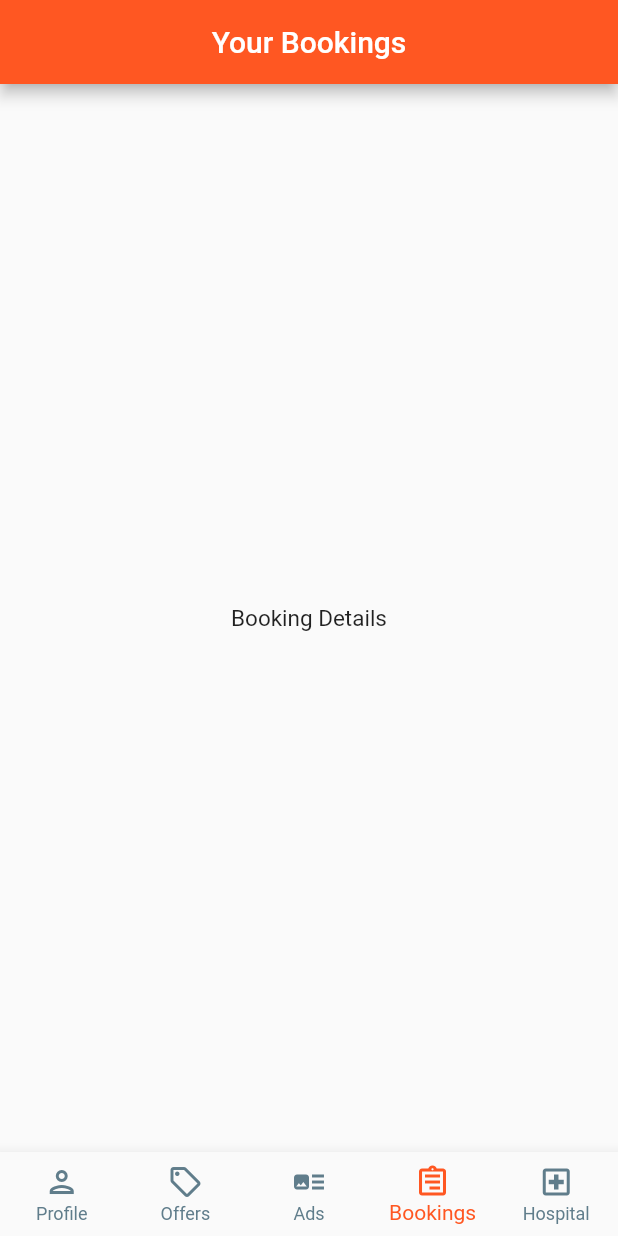
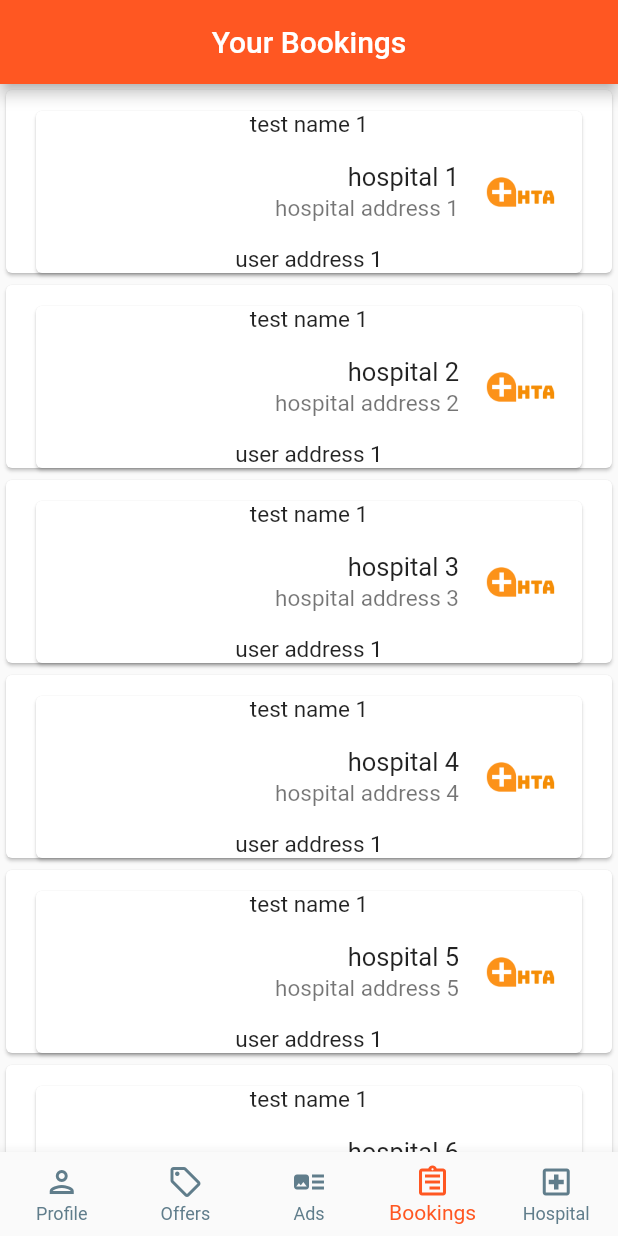
Before and after one commit to techakilan/hta-flutter, a Flutter app: the IndexController screen opened by its route, swiped to page 2, on a phone screen of 412 x 824 dp. Run offline on Flutter 3.47's test engine with Material 2 defaults, Android fonts, the phone set to English and light mode, and no system bars; our stand-ins replace easy_localization, google_maps_flutter, shared_preferences; accounts and stored records are empty; network calls fail.

```diff
--- a/lib/controllers/controllers_index.dart
+++ b/lib/controllers/controllers_index.dart
@@ -1,7 +1,6 @@
 import 'package:flutter/material.dart';
 import 'package:hta/pages/ad_index_page.dart';
-import 'package:hta/pages/bookings_user.dart';
-//import 'package:hta/pages/home_index_page.dart';
+import 'package:hta/pages/bookings_user_page.dart';
 import 'package:hta/pages/hospital_index_page.dart';
 import 'package:hta/pages/offers_index_page.dart';
 import 'package:hta/pages/profile_index_page.dart';
@@ -15,12 +14,10 @@ class _IndexControllerState extends State<IndexController> {
   PageController _pageController = PageController();
   List<Widget> _screens = [
     HospitalIndexPage(),
-    BookingsUser(),
+    BookingsUserPage(),
     AdsIndexPage(),
     OffersIndexPage(),
     ProfileIndexPage(),
-    //HomeMainPage(),
-    //WorkoutMainPage()
   ];
   int _selectedIndex = 0;
   void _onPageChanged(int selectedIndex) {
--- /dev/null
+++ b/lib/model/user_booking_model.dart
@@ -0,0 +1,10 @@
+import 'package:hta/model/health_test_model.dart';
+import 'package:hta/model/hospital_model.dart';
+
+class UserBookingModel {
+  HospitalModel hospital;
+  HealthTestModel healthTest;
+  String userAddress;
+
+  UserBookingModel(this.hospital, this.healthTest, this.userAddress);
+}
--- a/lib/pages/bookings_user.dart
+++ /dev/null
@@ -1,18 +0,0 @@
-import 'package:flutter/material.dart';
-
-class BookingsUser extends StatelessWidget {
-  @override
-  Widget build(BuildContext context) {
-    return Scaffold(
-      appBar: AppBar(
-        centerTitle: true,
-        title: Text('Your Bookings'),
-        automaticallyImplyLeading: false,
-      ),
-      body: Container(
-          child: Center(
-        child: Text('Booking Details'),
-      )),
-    );
-  }
-}
--- /dev/null
+++ b/lib/pages/bookings_user_page.dart
@@ -0,0 +1,219 @@
+import 'package:flutter/material.dart';
+import 'package:hta/model/health_test_model.dart';
+import 'package:hta/model/hospital_model.dart';
+import 'package:hta/model/user_booking_model.dart';
+import 'package:hta/pages/bookings_user_tile.dart';
+
+class BookingsUserPage extends StatefulWidget {
+  @override
+  _BookingsUserPageState createState() => _BookingsUserPageState();
+}
+
+class _BookingsUserPageState extends State<BookingsUserPage> {
+  List<UserBookingModel> bookingList = <UserBookingModel>[];
+
+  @override
+  void initState() {
+    super.initState();
+    bookingList.add(new UserBookingModel(
+        HospitalModel(
+          '1',
+          'hospital 1',
+          'This is a hospital with many tests',
+          'hospital address 1',
+          'assets/hta_logo.png',
+        ),
+        HealthTestModel(
+          '1',
+          'hospital 1',
+          'test name 1',
+          'test description 1',
+          'assets/hta_logo.png',
+        ),
+        'user address 1'));
+    bookingList.add(new UserBookingModel(
+        HospitalModel(
+          '2',
+          'hospital 2',
+          'This is a hospital with many tests',
+          'hospital address 2',
+          'assets/hta_logo.png',
+        ),
+        HealthTestModel(
+          '1',
+          'hospital 1',
+          'test name 1',
+          'test description 1',
+          'assets/hta_logo.png',
+        ),
+        'user address 1'));
+    bookingList.add(new UserBookingModel(
+        HospitalModel(
+          '3',
+          'hospital 3',
+          'This is a hospital with many tests',
+          'hospital address 3',
+          'assets/hta_logo.png',
+        ),
+        HealthTestModel(
+          '1',
+          'hospital 1',
+          'test name 1',
+          'test description 1',
+          'assets/hta_logo.png',
+        ),
+        'user address 1'));
+    bookingList.add(new UserBookingModel(
+        HospitalModel(
+          '4',
+          'hospital 4',
+          'This is a hospital with many tests',
+          'hospital address 4',
+          'assets/hta_logo.png',
+        ),
+        HealthTestModel(
+          '1',
+          'hospital 1',
+          'test name 1',
+          'test description 1',
+          'assets/hta_logo.png',
+        ),
+        'user address 1'));
+    bookingList.add(new UserBookingModel(
+        HospitalModel(
+          '5',
+          'hospital 5',
+          'This is a hospital with many tests',
+          'hospital address 5',
+          'assets/hta_logo.png',
+        ),
+        HealthTestModel(
+          '1',
+          'hospital 1',
+          'test name 1',
+          'test description 1',
+          'assets/hta_logo.png',
+        ),
+        'user address 1'));
+    bookingList.add(new UserBookingModel(
+        HospitalModel(
+          '6',
+          'hospital 6',
+          'This is a hospital with many tests',
+          'hospital address 6',
+          'assets/hta_logo.png',
+        ),
+        HealthTestModel(
+          '1',
+          'hospital 1',
+          'test name 1',
+          'test description 1',
+          'assets/hta_logo.png',
+        ),
+        'user address 1'));
+    bookingList.add(new UserBookingModel(
+        HospitalModel(
+          '7',
+          'hospital 7',
+          'This is a hospital with many tests',
+          'hospital address 7',
+          'assets/hta_logo.png',
+        ),
+        HealthTestModel(
+          '1',
+          'hospital 1',
+          'test name 1',
+          'test description 1',
+          'assets/hta_logo.png',
+        ),
+        'user address 1'));
+    bookingList.add(new UserBookingModel(
+        HospitalModel(
+          '8',
+          'hospital 8',
+          'This is a hospital with many tests',
+          'hospital address 8',
+          'assets/hta_logo.png',
+        ),
+        HealthTestModel(
+          '1',
+          'hospital 1',
+          'test name 1',
+          'test description 1',
+          'assets/hta_logo.png',
+        ),
+        'user address 1'));
+    bookingList.add(new UserBookingModel(
+        HospitalModel(
+          '9',
+          'hospital 9',
+          'This is a hospital with many tests',
+          'hospital address 9',
+          'assets/hta_logo.png',
+        ),
+        HealthTestModel(
+          '1',
+          'hospital 1',
+          'test name 1',
+          'test description 1',
+          'assets/hta_logo.png',
+        ),
+        'user address 1'));
+    bookingList.add(new UserBookingModel(
+        HospitalModel(
+          '10',
+          'hospital 10',
+          'This is a hospital with many tests',
+          'hospital address 10',
+          'assets/hta_logo.png',
+        ),
+        HealthTestModel(
+          '1',
+          'hospital 1',
+          'test name 1',
+          'test description 1',
+          'assets/hta_logo.png',
+        ),
+        'user address 1'));
+    bookingList.add(new UserBookingModel(
+        HospitalModel(
+          '11',
+          'hospital 11',
+          'This is a hospital with many tests',
+          'hospital address 11',
+          'assets/hta_logo.png',
+        ),
+        HealthTestModel(
+          '1',
+          'hospital 1',
+          'test name 1',
+          'test description 1',
+          'assets/hta_logo.png',
+        ),
+        'user address 1'));
+  }
+
+  @override
+  Widget build(BuildContext context) {
+    return Scaffold(
+      appBar: AppBar(
+        centerTitle: true,
+        title: Text('Your Bookings'),
+        automaticallyImplyLeading: false,
+      ),
+      body: ListView.builder(
+        key: PageStorageKey<String>("bookingsListIndexKey"),
+        itemCount: bookingList.length,
+        itemBuilder: (context, index) {
+          return Card(
+            child: BookingsUserTile(
+              hospital: bookingList[index].hospital,
+              healthTest: bookingList[index].healthTest,
+              userAddress: bookingList[index].userAddress,
+            ),
+          );
+        },
+      ),
+    );
+  }
+}
--- /dev/null
+++ b/lib/pages/bookings_user_tile.dart
@@ -0,0 +1,41 @@
+import 'package:flutter/material.dart';
+import 'package:hta/model/health_test_model.dart';
+import 'package:hta/model/hospital_model.dart';
+import 'package:hta/routes/route_names.dart';
+
+class BookingsUserTile extends StatelessWidget {
+  final HospitalModel hospital;
+  final HealthTestModel healthTest;
+  final String userAddress;
+
+  BookingsUserTile({this.hospital, this.healthTest, this.userAddress});
+  @override
+  Widget build(BuildContext context) {
+    return Padding(
+      padding: EdgeInsets.only(
+        top: 8,
+      ),
+      child: Card(
+        margin: EdgeInsets.fromLTRB(20, 6, 20, 0),
+        child: Column(
+          children: [
+            Container(child: Text(healthTest.name)),
+            ListTile(
+              onTap: () {
+                Navigator.pushNamed(context, collectionTrackingRoute);
+              },
+              leading: CircleAvatar(
+                radius: 25,
+                backgroundColor: Colors.white,
+                foregroundImage: ExactAssetImage(hospital.imageUrl),
+              ),
+              title: Text(hospital.name),
+              subtitle: Text(hospital.address),
+            ),
+            Container(child: Text(userAddress)),
+          ],
+        ),
+      ),
+    );
+  }
+}
--- a/lib/routes/custom_router.dart
+++ b/lib/routes/custom_router.dart
@@ -1,8 +1,10 @@
 import 'package:hta/controllers/controllers_index.dart';
-import 'package:hta/pages/bookings_user.dart';
+import 'package:hta/pages/bookings_user_page.dart';
+import 'package:hta/pages/collection_tracking_page.dart';
 import 'package:hta/pages/healthtest_details.dart';
 import 'package:hta/pages/hospital_healthtest_page.dart';
 import 'package:hta/pages/hospital_index_page.dart';
+import 'package:hta/pages/index_page.dart';
 import 'package:hta/pages/signin_index_page.dart';
 
 import 'package:flutter/material.dart';
@@ -16,6 +18,8 @@ class CustomRouter {
   static Route<dynamic> generateRoute(RouteSettings settings) {
     //final args = settings.arguments;
     switch (settings.name) {
+      case rootRoute:
+        return MaterialPageRoute(builder: (_) => IndexPage());
       case signinRoute:
         return MaterialPageRoute(builder: (_) => SigninIndexPage());
       case signupRoute:
@@ -33,7 +37,9 @@ class CustomRouter {
         return MaterialPageRoute(
             builder: (_) => HelathTestDetails(args.healthTest));
       case bookingsUserRoute:
-        return MaterialPageRoute(builder: (_) => BookingsUser());
+        return MaterialPageRoute(builder: (_) => BookingsUserPage());
+      case collectionTrackingRoute:
+        return MaterialPageRoute(builder: (_) => CollectionTrackingPage());
       default:
         return _errorRoute();
     }
@@ -49,4 +55,15 @@ class CustomRouter {
       );
     });
   }
+
+  static Route<dynamic> _rootRoute() {
+    return MaterialPageRoute(builder: (_) {
+      return Scaffold(
+        appBar: AppBar(
+          title: Text('Root Route'),
+        ),
+        body: Text('Root Route'),
+      );
+    });
+  }
 }
--- a/lib/routes/route_names.dart
+++ b/lib/routes/route_names.dart
@@ -1,8 +1,9 @@
 const String rootRoute = '/';
 const String signinRoute = '/signin';
 const String signupRoute = '/signup';
-const String homeRoute = '/home';
+const String homeRoute = '/home_route';
 const String hospitalRoute = '/hospital';
 const String hospitalHealthTestRoute = '/hospital_health_test';
 const String healthTestDetailsRoute = '/healthtest_details';
 const String bookingsUserRoute = '/bookings_user';
+const String collectionTrackingRoute = '/collection_tacking';
--- a/pubspec.yaml
+++ b/pubspec.yaml
@@ -27,6 +27,7 @@ dependencies:
   shared_preferences:
   http:
   provider:
+  google_maps_flutter:
 
 
   # The following adds the Cupertino Icons font to your application.
```
Also changed, not shown: lib/api/api_service.dart (+7 -2 lines), lib/main.dart (+3 -7 lines), lib/pages/collection_tracking_page.dart (added, +37 -0 lines), lib/pages/index_page.dart (added, +168 -0 lines), lib/utils/back_pressed.dart (added, +22 -0 lines), pubspec.lock, 1 other file.
